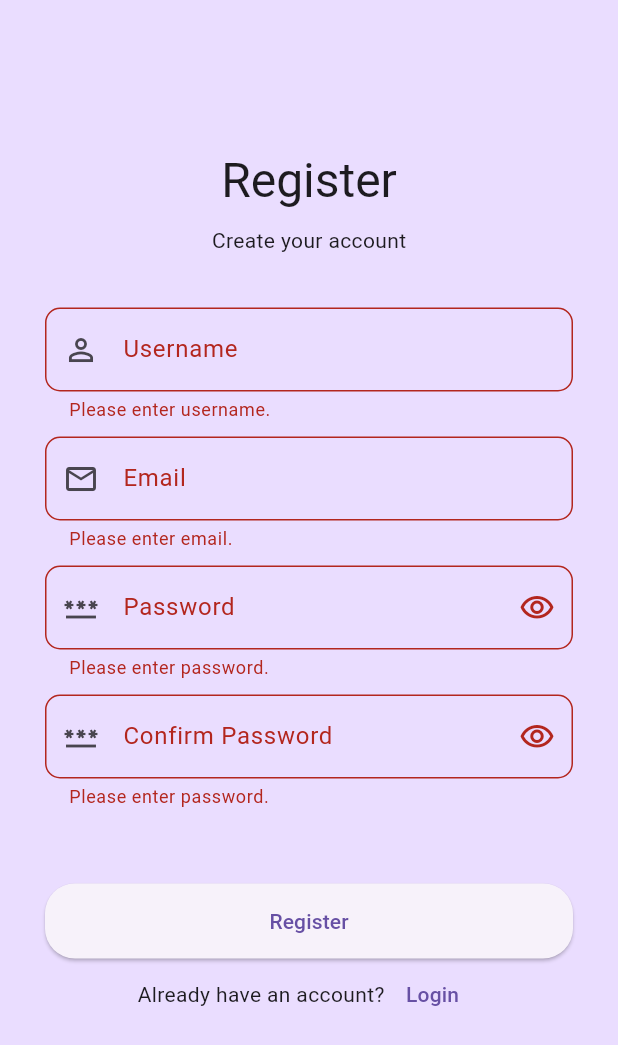
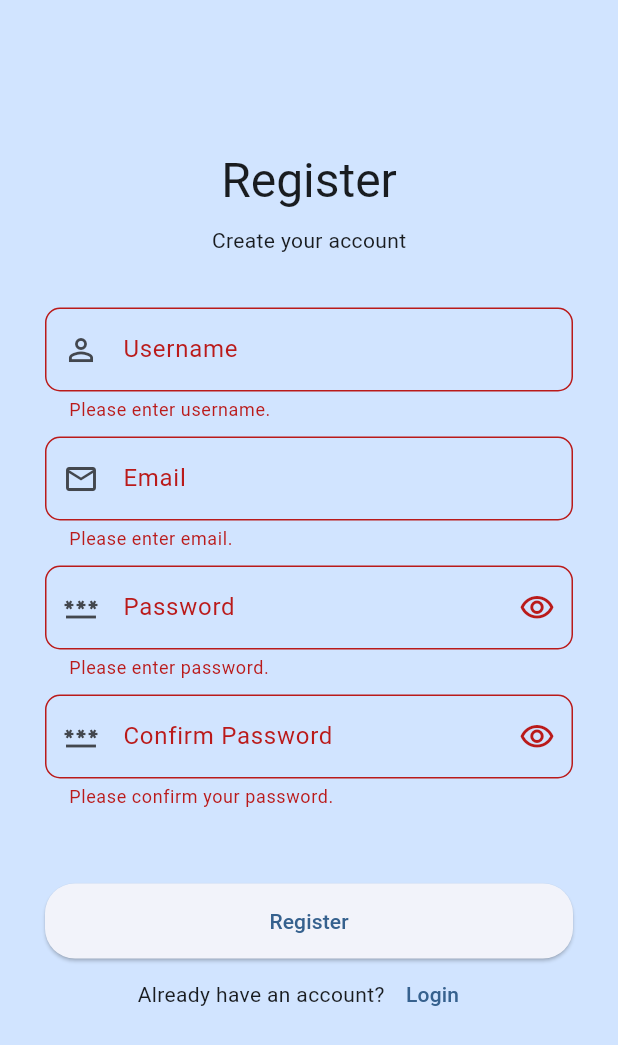
Before and after one commit to YoussefAbdelrahman8/shift_scheduling_app, a Flutter app: the Signup screen opened by its route, after a tap on "Register", on a phone screen of 412 x 824 dp. Shown: the top 1045 px of the screen. Run offline on Flutter 3.47's test engine with Material 3 defaults, Android fonts, the phone set to English and light mode, and no system bars; our stand-ins replace flutter_bloc, sqflite; accounts and stored records are empty.

Commit message:
sec commit

```diff
--- a/lib/core/routes_manager/route_generator.dart
+++ b/lib/core/routes_manager/route_generator.dart
@@ -1,6 +1,7 @@
 import 'package:flutter/material.dart';
 import 'package:flutter_bloc/flutter_bloc.dart';
 import 'package:shift_scheduling_app/core/routes_manager/routes.dart';
+import 'package:shift_scheduling_app/feature/Homepage/homePage.dart';
 import 'package:shift_scheduling_app/feature/addDoctor/presentation/widgets/addDoctorScreen.dart';
 import 'package:shift_scheduling_app/feature/signup/presentation/pages/signup.dart';
 
@@ -24,6 +25,8 @@ class RouteGenerator {
         return MaterialPageRoute(builder: (_) =>  SectionScheduleScreen());
         case Routes.ReceptionDataScreenRoute:
         return MaterialPageRoute(builder: (_) =>  ReceptionDataScreen());
+        case Routes.HomePageRoute:
+        return MaterialPageRoute(builder: (_) =>  HomePage());
 
     }
     return null;
--- a/lib/core/routes_manager/routes.dart
+++ b/lib/core/routes_manager/routes.dart
@@ -6,4 +6,5 @@ abstract class Routes{
   static const String insertDoctorScreenRoute = "/insertDoctor";
   static const String insertSectionScheduleScreenRoute = "/SectionScreen";
   static const String ReceptionDataScreenRoute = "/ReceptionDataScreen";
+  static const String HomePageRoute = "/HomePage";
   }
--- a/lib/feature/signup/presentation/pages/signup.dart
+++ b/lib/feature/signup/presentation/pages/signup.dart
@@ -1,6 +1,6 @@
 import 'package:flutter/material.dart';
-
 import '../../../../core/routes_manager/routes.dart';
+import '../../../../db/database_helper.dart';
 
 class Signup extends StatefulWidget {
   const Signup({super.key});
@@ -18,10 +18,49 @@ class _SignupState extends State<Signup> {
   final TextEditingController _controllerUsername = TextEditingController();
   final TextEditingController _controllerEmail = TextEditingController();
   final TextEditingController _controllerPassword = TextEditingController();
-  final TextEditingController _controllerConfirmPassword =
-  TextEditingController();
+  final TextEditingController _controllerConfirmPassword = TextEditingController();
 
   bool _obscurePassword = true;
+  bool _isLoading = false;
+
+  Future<void> _signup() async {
+    if (_formKey.currentState?.validate() ?? false) {
+      setState(() {
+        _isLoading = true;
+      });
+
+      try {
+        await DatabaseHelper.instance.registerUser(
+          username: _controllerUsername.text.trim(),
+          email: _controllerEmail.text.trim(),
+          password: _controllerPassword.text,
+        );
+
+        // Registration successful
+        ScaffoldMessenger.of(context).showSnackBar(
+          const SnackBar(
+            content: Text('Account created successfully! Please login.'),
+            backgroundColor: Colors.green,
+          ),
+        );
+
+        _formKey.currentState?.reset();
+        Navigator.pushReplacementNamed(context, Routes.SignInRoute);
+
+      } catch (e) {
+        ScaffoldMessenger.of(context).showSnackBar(
+          SnackBar(
+            content: Text('Registration failed: ${e.toString()}'),
+            backgroundColor: Colors.red,
+          ),
+        );
+      } finally {
+        setState(() {
+          _isLoading = false;
+        });
+      }
+    }
+  }
 
   @override
   Widget build(BuildContext context) {
@@ -54,11 +93,13 @@ class _SignupState extends State<Signup> {
                     borderRadius: BorderRadius.circular(10),
                   ),
                 ),
-                validator: (String? value) {
+                validator: (String? value)  {
                   if (value == null || value.isEmpty) {
                     return "Please enter username.";
                   }
-                  // UI-only: no check for existing username
+                  if (value.length < 3) {
+                    return "Username must be at least 3 characters.";
+                  }
                   return null;
                 },
                 onEditingComplete: () => _focusNodeEmail.requestFocus(),
@@ -79,7 +120,7 @@ class _SignupState extends State<Signup> {
                   if (value == null || value.isEmpty) {
                     return "Please enter email.";
                   } else if (!(value.contains('@') && value.contains('.'))) {
-                    return "Invalid email";
+                    return "Invalid email format";
                   }
                   return null;
                 },
@@ -111,13 +152,12 @@ class _SignupState extends State<Signup> {
                 validator: (String? value) {
                   if (value == null || value.isEmpty) {
                     return "Please enter password.";
-                  } else if (value.length < 8) {
-                    return "Password must be at least 8 characters.";
+                  } else if (value.length < 6) {
+                    return "Password must be at least 6 characters.";
                   }
                   return null;
                 },
-                onEditingComplete: () =>
-                    _focusNodeConfirmPassword.requestFocus(),
+                onEditingComplete: () => _focusNodeConfirmPassword.requestFocus(),
               ),
               const SizedBox(height: 10),
               TextFormField(
@@ -144,12 +184,13 @@ class _SignupState extends State<Signup> {
                 ),
                 validator: (String? value) {
                   if (value == null || value.isEmpty) {
-                    return "Please enter password.";
+                    return "Please confirm your password.";
                   } else if (value != _controllerPassword.text) {
-                    return "Password doesn't match.";
+                    return "Passwords don't match.";
                   }
                   return null;
                 },
+                onFieldSubmitted: (_) => _signup(),
               ),
               const SizedBox(height: 50),
               Column(
@@ -161,35 +202,18 @@ class _SignupState extends State<Signup> {
                         borderRadius: BorderRadius.circular(20),
                       ),
                     ),
-                    onPressed: () {
-                      if (_formKey.currentState?.validate() ?? false) {
-                        // UI-only: show success message
-                        ScaffoldMessenger.of(context).showSnackBar(
-                          SnackBar(
-                            width: 200,
-                            backgroundColor:
-                            Theme.of(context).colorScheme.secondary,
-                            shape: RoundedRectangleBorder(
-                              borderRadius: BorderRadius.circular(10),
-                            ),
-                            behavior: SnackBarBehavior.floating,
-                            content: const Text("Registered Successfully"),
-                          ),
-                        );
-
-                        _formKey.currentState?.reset();
-
-                        Navigator.pop(context); // go back to Login
-                      }
-                    },
-                    child: const Text("Register"),
+                    onPressed: _isLoading ? null : _signup,
+                    child: _isLoading
+                        ? const CircularProgressIndicator()
+                        : const Text("Register"),
                   ),
                   Row(
                     mainAxisAlignment: MainAxisAlignment.center,
                     children: [
                       const Text("Already have an account?"),
                       TextButton(
-                        onPressed: () => Navigator.pushReplacementNamed(context, Routes.SignInRoute),
+                        onPressed: () => Navigator.pushReplacementNamed(
+                            context, Routes.SignInRoute),
                         child: const Text("Login"),
                       ),
                     ],
```
Also changed, not shown: lib/db/database_helper.dart (+118 -1 lines), lib/feature/Homepage/homePage.dart (added, +91 -0 lines), lib/feature/Login/presentation/pages/login.dart (+53 -18 lines), lib/main.dart (+29 -3 lines).
